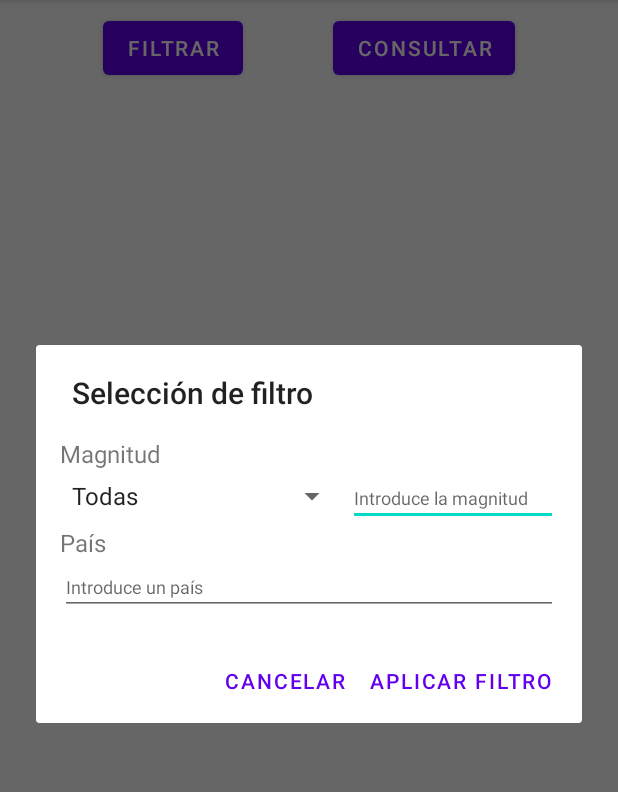
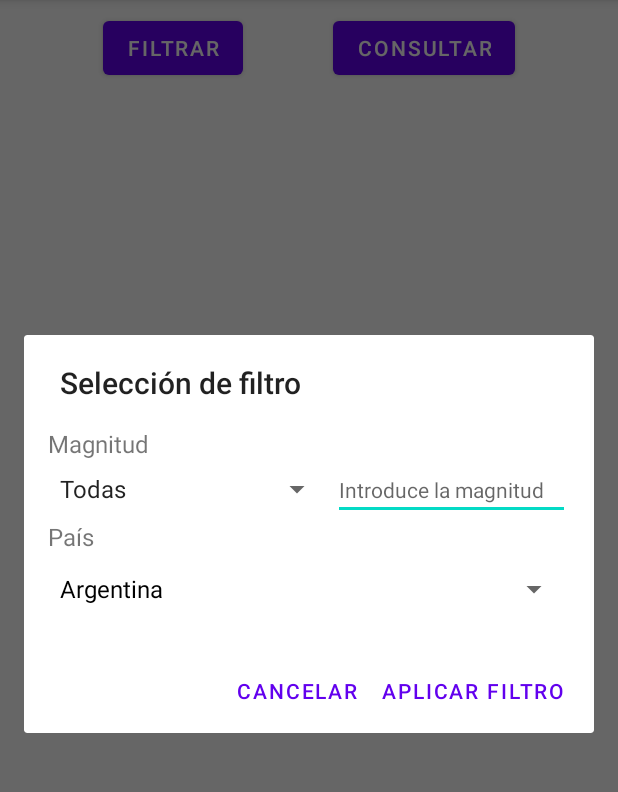
Before and after one commit to alexaib2002/android-earthquake-visualizer, an Android app: the screen it shows after launch (MainActivity), after a tap on "FILTRAR", on a phone screen of 412 x 824 dp, the part 84-876 px from its top. Run offline under Robolectric (Android 15) with nearby library versions, the phone set to English and light mode, and no system bars; our stand-ins replace Room's generated code.

Commit message:
Spinner on dialog, minor improvements

```diff
--- a/app/src/main/java/org/dam/earthquakevisualizer/FilterDialog.java
+++ b/app/src/main/java/org/dam/earthquakevisualizer/FilterDialog.java
@@ -4,27 +4,36 @@ import android.app.AlertDialog;
 import android.app.Dialog;
 import android.content.DialogInterface;
 import android.os.Bundle;
+import android.view.View;
+import android.widget.ArrayAdapter;
+import android.widget.Spinner;
+import android.widget.TextView;
 
 import androidx.annotation.NonNull;
 import androidx.annotation.Nullable;
 import androidx.fragment.app.DialogFragment;
 
-import android.widget.Spinner;
-import android.widget.TextView;
+import org.dam.earthquakevisualizer.dao.CountryDao;
+import org.dam.earthquakevisualizer.dao.EarthquakeDao;
+import org.dam.earthquakevisualizer.db.AppDatabase;
+import org.dam.earthquakevisualizer.interfaces.ExecutableFilter;
+import org.dam.earthquakevisualizer.javabeans.Earthquake;
+import org.jetbrains.annotations.NotNull;
 
-import org.dam.earthquakevisualizer.dao.EarthquakeDao;
-import org.dam.earthquakevisualizer.interfaces.ExecutableFilter;
-
+import java.lang.reflect.Array;
+import java.util.ArrayList;
 import java.util.HashMap;
 
 public class FilterDialog extends DialogFragment {
 
     private FilterAcceptListener acceptListener;
     protected EarthquakeDao earthquakeDao;
+    protected CountryDao countryDao;
     protected Spinner operatorSpn;
     protected TextView valueEditText;
-    protected TextView countryEditText;
+    protected Spinner countrySpn;
     protected MainActivity mainActivity;
+    protected String[] spnStr;
 
     public FilterDialog() {
         acceptListener = new FilterAcceptListener();
@@ -33,9 +42,16 @@ public class FilterDialog extends DialogFragment {
     @NonNull
     @Override
     public Dialog onCreateDialog(@Nullable Bundle savedInstanceState) {
+        View v = getActivity().getLayoutInflater().inflate(R.layout.fragment_filter_dialog, null);
+        operatorSpn = v.findViewById(R.id.operatorSpn);
+        valueEditText = v.findViewById(R.id.valueEditText);
+        countrySpn = v.findViewById(R.id.countrySpn);
+        spnStr = getResources().getStringArray(R.array.operators);
+        countrySpn.setAdapter(new ArrayAdapter<>(v.getContext(),
+                androidx.appcompat.R.layout.support_simple_spinner_dropdown_item, countryDao.getCountries()));
         return new AlertDialog.Builder(getActivity())
                 .setTitle("Selección de filtro")
-                .setView(getActivity().getLayoutInflater().inflate(R.layout.fragment_filter_dialog, null))
+                .setView(v)
                 .setPositiveButton("Aplicar filtro", acceptListener)
                 .setNegativeButton("Cancelar", (dialog, which) -> dialog.dismiss())
                 .create();
@@ -43,29 +59,65 @@ public class FilterDialog extends DialogFragment {
 
     public void setActivity(MainActivity mainActivity) {
         this.mainActivity = mainActivity;
+        earthquakeDao = AppDatabase.getInstance(mainActivity).earthquakeDAO();
+        countryDao = AppDatabase.getInstance(mainActivity).countryDAO();
     }
 
     private class FilterAcceptListener implements DialogInterface.OnClickListener {
-        // Mapa que relaciona el tipo de filtro con una lambda para realizar la consulta DAO
-        final HashMap<String, ExecutableFilter> magnitudeFilters = new HashMap<String, ExecutableFilter>() {{
-            put("Mayor que", () -> earthquakeDao.getGreaterMagnitude(Double
-                    .parseDouble(valueEditText.getText().toString())));
-            put("Menor que", () -> earthquakeDao.getLessMagnitude(Double
-                    .parseDouble(valueEditText.getText().toString())));
-            put("Igual que", () -> earthquakeDao.getEqualMagnitude(Double
-                    .parseDouble(valueEditText.getText().toString())));
-            put("Mayor o igual que", () -> earthquakeDao.getGreaterOrEqualMagnitude(Double
-                    .parseDouble(valueEditText.getText().toString())));
-            put("Menor o igual que", () -> earthquakeDao.getLessOrEqualMagnitude(Double
-                    .parseDouble(valueEditText.getText().toString())));
-        }};
         @Override
         public void onClick(DialogInterface dialog, int which) {
-            if (((String) operatorSpn.getSelectedItem()).equals("Todas")
-                    && countryEditText.getText().toString().isEmpty())
+            // Should we reset the filter back to all?
+            if (operatorSpn.getSelectedItem().equals("Todas")
+                    && countrySpn.getSelectedItem().toString().isEmpty()) {
+                mainActivity.setFilterDao(earthquakeDao::getAll);
                 return;
-            // set the filter in MainActivity
-            mainActivity.setFilterDao(magnitudeFilters.get(operatorSpn.getSelectedItem()));
+            }
+            ExecutableFilter magnitudeFilter = null;
+            ExecutableFilter countryFilter = null;
+            if (!operatorSpn.getSelectedItem().equals("Todas")
+                    && !valueEditText.getText().toString().isEmpty()) {
+                Double inputMagnitude = Double
+                        .parseDouble(valueEditText.getText().toString());
+                HashMap<String, ExecutableFilter> filterMap = new
+                        HashMap<String, ExecutableFilter>() {{
+                            put(spnStr[1], () ->
+                                    earthquakeDao.getGreaterMagnitude(inputMagnitude));
+                            put(spnStr[2], () ->
+                                    earthquakeDao.getLessMagnitude(inputMagnitude));
+                            put(spnStr[3], () ->
+                                    earthquakeDao.getEqualMagnitude(inputMagnitude));
+                            put(spnStr[4], () ->
+                                    earthquakeDao.getGreaterOrEqualMagnitude(inputMagnitude));
+                            put(spnStr[5], () ->
+                                    earthquakeDao.getLessOrEqualMagnitude(inputMagnitude));
+                        }};
+                // Set the filter in MainActivity
+                magnitudeFilter = filterMap.get(operatorSpn.getSelectedItem());
+            }
+            if (!countrySpn.getSelectedItem().toString().isEmpty()) {
+                countryFilter = () ->
+                        earthquakeDao.getByCountry("%" + countrySpn.getSelectedItem() + "%");
+            }
+            if (magnitudeFilter != null && countryFilter != null) {
+                // static final copies of vars
+                @NotNull ExecutableFilter finalMagnitudeFilter = magnitudeFilter;
+                @NotNull ExecutableFilter finalCountryFilter = countryFilter;
+                mainActivity.setFilterDao(() -> {
+                    ArrayList<Earthquake> countryList = new ArrayList<>(finalCountryFilter.run());
+                    ArrayList<Earthquake> bothList = new ArrayList<>();
+                    for (Earthquake magEarth : finalMagnitudeFilter.run()) {
+                        if (countryList.contains(magEarth))
+                            bothList.add(magEarth);
+                    }
+                    return bothList;
+                });
+            } else if (magnitudeFilter != null)
+                mainActivity.setFilterDao(magnitudeFilter);
+            else if (countryFilter != null)
+                mainActivity.setFilterDao(countryFilter);
+            else {
+                // TODO validations failed...
+            }
         }
     }
 }
--- a/app/src/main/java/org/dam/earthquakevisualizer/MainActivity.java
+++ b/app/src/main/java/org/dam/earthquakevisualizer/MainActivity.java
@@ -15,6 +15,7 @@ import org.dam.earthquakevisualizer.javabeans.Country;
 import org.dam.earthquakevisualizer.javabeans.Earthquake;
 
 import java.util.ArrayList;
+import java.util.List;
 
 public class MainActivity extends AppCompatActivity {
 
--- a/app/src/main/java/org/dam/earthquakevisualizer/dao/CountryDao.java
+++ b/app/src/main/java/org/dam/earthquakevisualizer/dao/CountryDao.java
@@ -11,6 +11,8 @@ import java.util.List;
 public interface CountryDao {
     @Query("SELECT * FROM affected_countries")
     List<Country> getAll();
+    @Query("SELECT DISTINCT country FROM affected_countries ORDER BY country ASC")
+    String[] getCountries();
 
     @Query("INSERT INTO affected_countries VALUES (:date, :country)")
     void insert(String date, String country);
--- a/app/src/main/java/org/dam/earthquakevisualizer/dao/EarthquakeDao.java
+++ b/app/src/main/java/org/dam/earthquakevisualizer/dao/EarthquakeDao.java
@@ -30,7 +30,7 @@ public interface EarthquakeDao {
     List<Earthquake> getEqualMagnitude(double magnitude);
 
     // Get all earthquakes by given country
-    @Query("SELECT * FROM earthquakes WHERE date IN (SELECT date FROM affected_countries WHERE country = :country)")
+    @Query("SELECT * FROM earthquakes WHERE date IN (SELECT date FROM affected_countries WHERE country LIKE :country)")
     List<Earthquake> getByCountry(String country);
 
     // Insert queries
--- a/app/src/main/res/layout/fragment_filter_dialog.xml
+++ b/app/src/main/res/layout/fragment_filter_dialog.xml
@@ -33,7 +33,7 @@
             android:ems="10"
             android:hint="Introduce la magnitud"
             android:inputType="textPersonName"
-            android:textSize="12sp" />
+            android:textSize="14sp" />
 
     </LinearLayout>
 
@@ -43,13 +43,9 @@
         android:text="País"
         android:textSize="16sp" />
 
-    <EditText
-        android:id="@+id/countryEditText"
+    <Spinner
+        android:id="@+id/countrySpn"
         android:layout_width="match_parent"
-        android:layout_height="wrap_content"
-        android:ems="10"
-        android:hint="Introduce un país"
-        android:inputType="text"
-        android:textSize="12sp" />
+        android:layout_height="wrap_content" />
 
 </LinearLayout>
```
